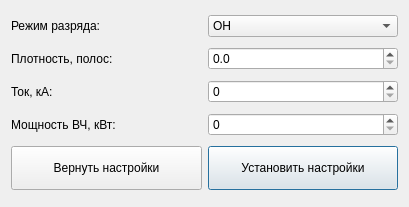
This is ui/TOKAMAK/TokamakWidgetUIDesign.ui in AVSidorov/FT2SXR as Qt 5 draws it before an edit. The edited form follows.
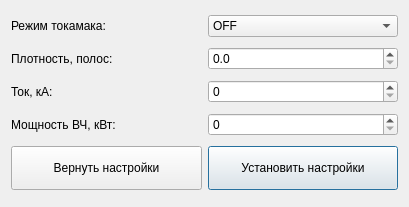
This is the edited form.

Commit message: new windows style

Patch:
```diff
--- a/ui/TOKAMAK/TokamakWidgetUIDesign.ui
+++ b/ui/TOKAMAK/TokamakWidgetUIDesign.ui
@@ -17,7 +17,7 @@
    <item row="0" column="0">
     <widget class="QLabel" name="label">
      <property name="text">
-      <string>Режим разряда:</string>
+      <string>Режим токамака:</string>
      </property>
     </widget>
    </item>
@@ -43,6 +43,11 @@
    </item>
    <item row="0" column="1">
     <widget class="QComboBox" name="mode_comboBox">
+     <item>
+      <property name="text">
+       <string>OFF</string>
+      </property>
+     </item>
      <item>
       <property name="text">
        <string>OH</string>
```
The commit also changes 7 other files.
